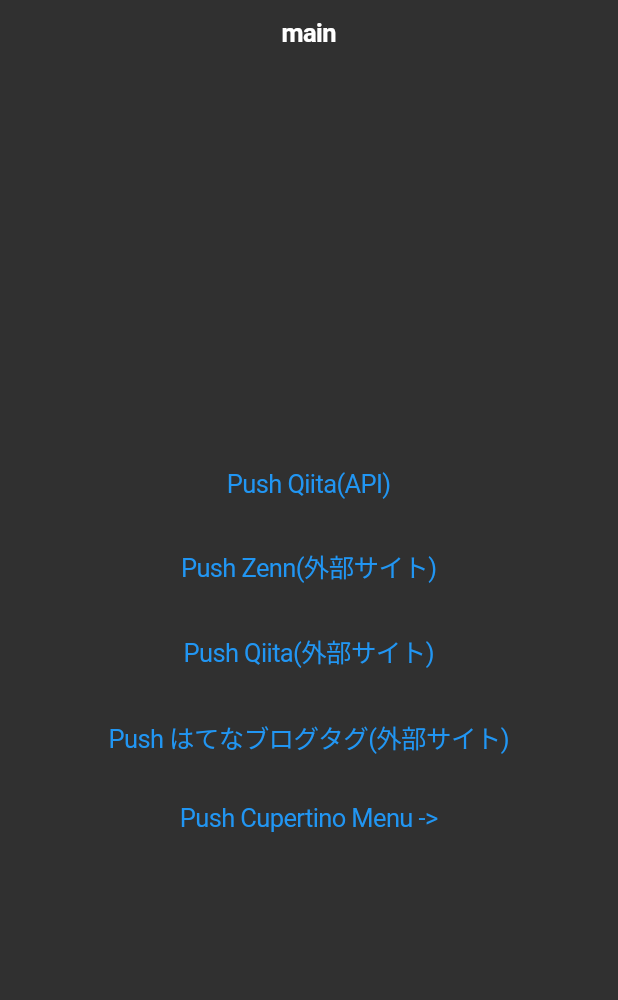
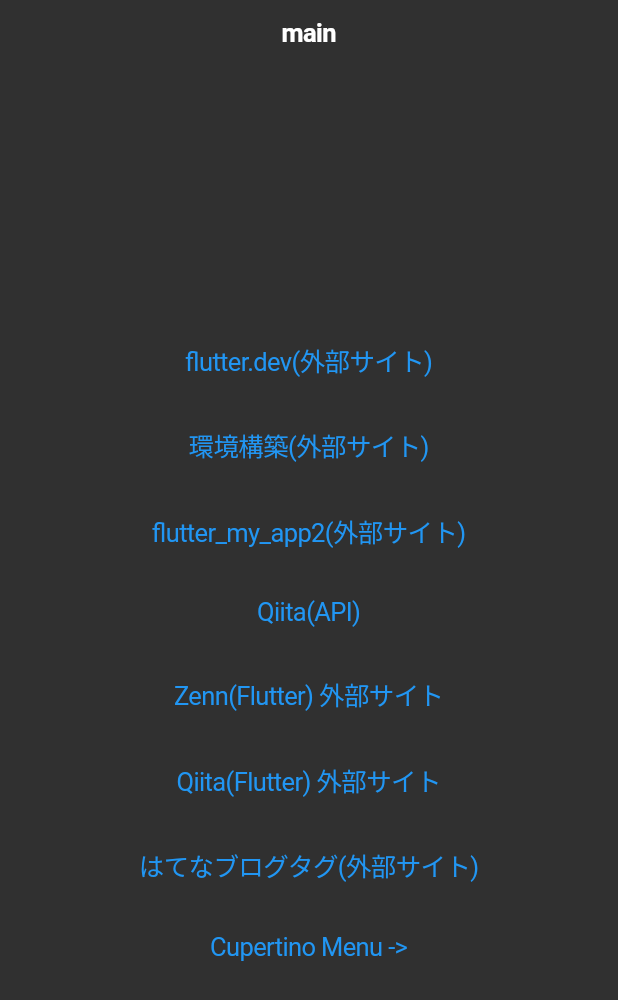
Before and after one commit to hiroyuki12/flutter_my_app2, a Flutter app: the screen it shows after launch, on a phone screen of 412 x 824 dp. Shown: the top 1000 px of the screen. Run offline on Flutter 3.47's test engine with Material 2 defaults, Android fonts, the phone set to English and light mode, and no system bars; our stand-ins replace flutter_signin_button, local_auth, shared_preferences, webview_flutter; missing offline and left inert: flutter_share, sqlite_viewer.

Commit message:
Add link main.dart.

```diff
--- a/lib/main.dart
+++ b/lib/main.dart
@@ -44,14 +44,50 @@ class _MyHomePageState extends State<MyHomePage> {
           mainAxisAlignment: MainAxisAlignment.center,
           children: <Widget>[
             CupertinoButton(
-              child: Text("Push Qiita(API)"),
+              child: Text("flutter.dev(外部サイト)"),
+              onPressed: () =>
+                Navigator.of(context).push(
+                  MaterialPageRoute(
+                    builder: (BuildContext context) =>
+                      MyCupertinoWebView(
+                        url: "https://flutter.dev",
+                        title: "flutter.dev"),
+                  ),
+                ),
+            ),
+            CupertinoButton(
+              child: Text("環境構築(外部サイト)"),
+              onPressed: () =>
+                Navigator.of(context).push(
+                  MaterialPageRoute(
+                    builder: (BuildContext context) =>
+                      MyCupertinoWebView(
+                        url: "https://mbp.hatenablog.com/entry/2019/12/29/000000?_ga=2.97341151.1500483094.1644030611-1356087000.1644030611",
+                        title: "Flutter 入門"),
+                  ),
+                ),
+            ),
+            CupertinoButton(
+              child: Text("flutter_my_app2(外部サイト)"),
+              onPressed: () =>
+                Navigator.of(context).push(
+                  MaterialPageRoute(
+                    builder: (BuildContext context) =>
+                      MyCupertinoWebView(
+                        url: "https://mbp.hatenablog.com/entry/2022/02/05/143159",
+                        title: "flutter_my_app2"),
+                  ),
+                ),
+            ),
+            CupertinoButton(
+              child: Text("Qiita(API)"),
               onPressed: () =>
                 Navigator.push(
                   context, MaterialPageRoute(builder: (context) => Qiita())
                 ),
             ),
             CupertinoButton(
-              child: Text("Push Zenn(外部サイト)"),
+              child: Text("Zenn(Flutter) 外部サイト"),
               onPressed: () =>
                 Navigator.of(context).push(
                   MaterialPageRoute(
@@ -63,19 +99,19 @@ class _MyHomePageState extends State<MyHomePage> {
                 ),
             ),
             CupertinoButton(
-              child: Text("Push Qiita(外部サイト)"),
+              child: Text("Qiita(Flutter) 外部サイト"),
               onPressed: () =>
                 Navigator.of(context).push(
                   MaterialPageRoute(
                     builder: (BuildContext context) =>
                       MyCupertinoWebView(
-                        url: "https://qiita.com/tags/react",
+                        url: "https://qiita.com/tags/flutter",
                         title: "Qiita Flutterの記事一覧"),
                   ),
                 ),
             ),
             CupertinoButton(
-              child: Text("Push はてなブログタグ(外部サイト)"),
+              child: Text("はてなブログタグ(外部サイト)"),
               onPressed: () =>
                 Navigator.of(context).push(
                   MaterialPageRoute(
@@ -87,7 +123,7 @@ class _MyHomePageState extends State<MyHomePage> {
                 ),
             ),
             CupertinoButton(
-              child: Text("Push Cupertino Menu ->"),
+              child: Text("Cupertino Menu ->"),
               onPressed: () =>
                 Navigator.push(
                   context, MaterialPageRoute(builder: (context) => CupertinoMenu())
```
